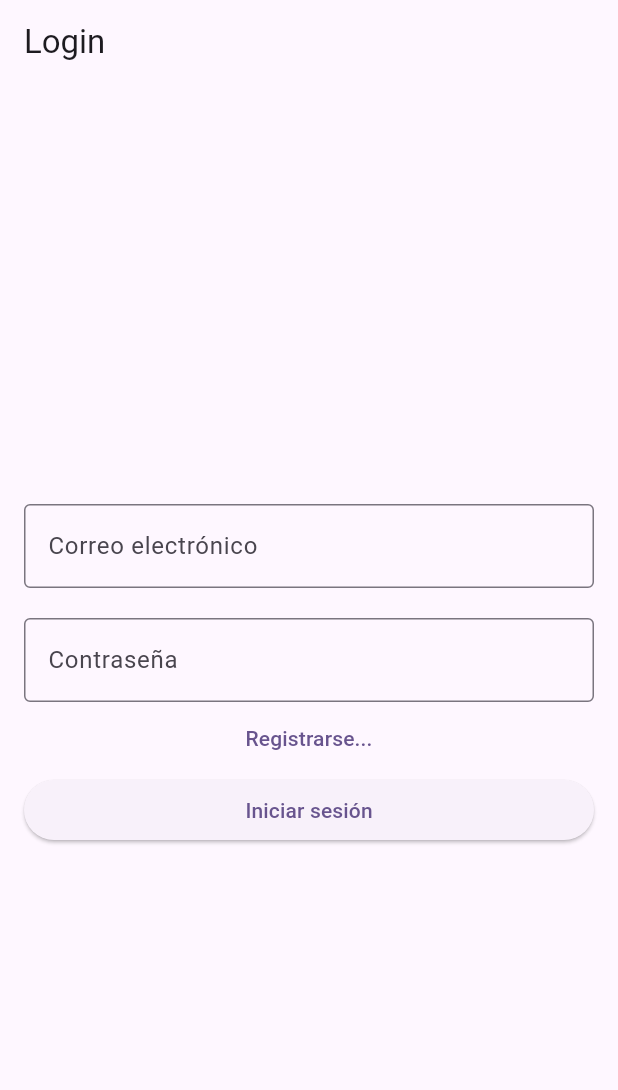
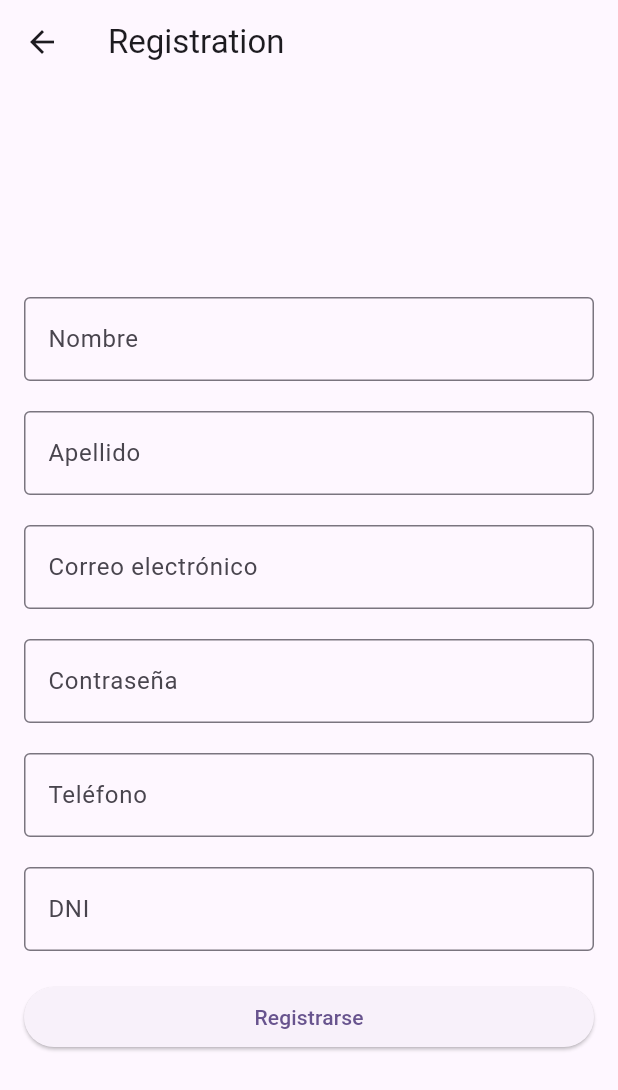
Before and after one commit to 1756096090/bank_mobile, a Flutter app: the screen it shows after launch, after a tap on "Registrarse...", on a phone screen of 412 x 824 dp. Shown: the top 1090 px of the screen. Run offline on Flutter 3.47's test engine with Material 3 defaults, Android fonts, the phone set to English and light mode, and no system bars; our stand-ins replace dio, go_router; accounts and stored records are empty; network calls fail.

Commit message:
registrarse

```diff
--- a/lib/infrastructure/models/transfer_model.dart
+++ b/lib/infrastructure/models/transfer_model.dart
@@ -17,7 +17,7 @@ class TransferModel {
         idTransfer: json["idTransfer"],
         idAccountSender: json["idAccountSender"],
         idAccountReceiver: json["idAccountReceiver"],
-        amount: json["amount"],
+        amount: json["amount"].toDouble(),
         dateIssue: DateTime.parse(json["dateIssue"]),
     );
 
--- /dev/null
+++ b/lib/presentation/providers/registration_provider.dart
@@ -0,0 +1,15 @@
+import 'package:bank_mobile/config/helpers/user_answer.dart';
+import 'package:flutter/material.dart';
+
+class RegistrationProvider extends ChangeNotifier {
+  Future<dynamic> createUser({
+    required String name,
+    required String lastName,
+    required String mail,
+    required String password,
+    required String phone,
+    required String dni,
+  }) async {
+    await UserAnswer().createUser(name, mail, password, phone, dni);
+  }
+}
--- a/lib/presentation/providers/transfer_provider.dart
+++ b/lib/presentation/providers/transfer_provider.dart
@@ -16,6 +16,7 @@ class TransferProvider extends ChangeNotifier {
     );
     final response2 = await BankAccountAnswer()
         .putTransferAccount(idAccountSender, idAccountReceiver, amount);
+
     return response2;
   }
 }
--- a/lib/presentation/screens/login/login_screen.dart
+++ b/lib/presentation/screens/login/login_screen.dart
@@ -1,5 +1,6 @@
 import 'package:bank_mobile/presentation/screens/bank_account/bank_account_screen.dart';
 import 'package:bank_mobile/presentation/providers/login_provider.dart';
+import 'package:bank_mobile/presentation/screens/registation/registration_screen.dart';
 import 'package:flutter/material.dart';
 import 'package:provider/provider.dart';
 
@@ -62,10 +63,16 @@ class LoginBody extends StatelessWidget {
                   password = value;
                 },
               ),
-              TextButton(onPressed: () {}, child: const Text('Registrarse...')),
+              TextButton(onPressed: () {
+                Navigator.of(context).push(
+                      MaterialPageRoute(
+                        builder: (context) => RegistrationScreen(),
+                      ),
+                    );
+              }, child: const Text('Registrarse...')),
               ElevatedButton(
                 onPressed: () async {
-                  final username = await loginProvider.getUser(email, password);
+                  final username = await loginProvider.getUser(context ,email, password);
 
                   if (username != null) {
                     Navigator.of(context).push(
--- /dev/null
+++ b/lib/presentation/screens/registation/registration_screen.dart
@@ -0,0 +1,160 @@
+import 'package:bank_mobile/presentation/providers/registration_provider.dart';
+import 'package:flutter/material.dart';
+import 'package:provider/provider.dart';
+
+class RegistrationScreen extends StatelessWidget {
+  const RegistrationScreen({Key? key});
+
+  @override
+  Widget build(BuildContext context) {
+    return MultiProvider(
+      providers: [
+        ChangeNotifierProvider<RegistrationProvider>(
+          create: (_) => RegistrationProvider(),
+        ),
+      ],
+      child: Scaffold(
+        appBar: AppBar(
+          title: const Text('Registration'),
+        ),
+        body: const RegistrationBody(),
+      ),
+    );
+  }
+}
+
+class RegistrationBody extends StatelessWidget {
+  const RegistrationBody({Key? key});
+
+  @override
+  Widget build(BuildContext context) {
+    final TextEditingController nameController = TextEditingController();
+    final TextEditingController lastNameController = TextEditingController();
+    final TextEditingController mailController = TextEditingController();
+    final TextEditingController passwordController = TextEditingController();
+    final TextEditingController phoneController = TextEditingController();
+    final TextEditingController dniController = TextEditingController();
+
+    return Consumer<RegistrationProvider>(
+      builder: (context, registrationProvider, _) {
+        return Padding(
+          padding: const EdgeInsets.all(16.0),
+          child: Form(
+            child: Column(
+              mainAxisAlignment: MainAxisAlignment.center,
+              crossAxisAlignment: CrossAxisAlignment.stretch,
+              children: <Widget>[
+                const SizedBox(height: 20),
+                TextFormField(
+                  controller: nameController,
+                  decoration: const InputDecoration(
+                    labelText: 'Nombre',
+                    border: OutlineInputBorder(),
+                  ),
+                  validator: (value) {
+                    if (value == null || value.isEmpty) {
+                      return 'Por favor, ingresa tu nombre';
+                    }
+                    return null;
+                  },
+                ),
+                const SizedBox(height: 20),
+                TextFormField(
+                  controller: lastNameController,
+                  decoration: const InputDecoration(
+                    labelText: 'Apellido',
+                    border: OutlineInputBorder(),
+                  ),
+                  validator: (value) {
+                    if (value == null || value.isEmpty) {
+                      return 'Por favor, ingresa tu apellido';
+                    }
+                    return null;
+                  },
+                ),
+                const SizedBox(height: 20),
+                TextFormField(
+                  controller: mailController,
+                  decoration: const InputDecoration(
+                    labelText: 'Correo electrónico',
+                    border: OutlineInputBorder(),
+                  ),
+                  keyboardType: TextInputType.emailAddress,
+                  validator: (value) {
+                    if (value == null || value.isEmpty) {
+                      return 'Por favor, ingresa tu correo electrónico';
+                    }
+                    return null;
+                  },
+                ),
+                const SizedBox(height: 20),
+                TextFormField(
+                  controller: passwordController,
+                  decoration: const InputDecoration(
+                    labelText: 'Contraseña',
+                    border: OutlineInputBorder(),
+                  ),
+                  obscureText: true,
+                  validator: (value) {
+                    if (value == null || value.isEmpty) {
+                      return 'Por favor, ingresa tu contraseña';
+                    }
+                    return null;
+                  },
+                ),
+                const SizedBox(height: 20),
+                TextFormField(
+                  controller: phoneController,
+                  decoration: const InputDecoration(
+                    labelText: 'Teléfono',
+                    border: OutlineInputBorder(),
+                  ),
+                  keyboardType: TextInputType.phone,
+                  validator: (value) {
+                    if (value == null || value.isEmpty) {
+                      return 'Por favor, ingresa tu número de teléfono';
+                    }
+                    return null;
+                  },
+                ),
+                const SizedBox(height: 20),
+                TextFormField(
+                  controller: dniController,
+                  decoration: const InputDecoration(
+                    labelText: 'DNI',
+                    border: OutlineInputBorder(),
+                  ),
+                  keyboardType: TextInputType.number,
+                  validator: (value) {
+                    if (value == null || value.isEmpty) {
+                      return 'Por favor, ingresa tu número de DNI';
+                    }
+                    return null;
+                  },
+                ),
+                const SizedBox(height: 20),
+                ElevatedButton(
+                  onPressed: () async {
+
+                      final response =
+                          await registrationProvider.createUser(
+                        name: nameController.text,
+                        lastName: lastNameController.text,
+                        mail: mailController.text,
+                        password: passwordController.text,
+                        phone: phoneController.text,
+                        dni: dniController.text,
+                      );
+
+
+                  },
+                  child: const Text('Registrarse'),
+                ),
+              ],
+            ),
+          ),
+        );
+      },
+    );
+  }
+}
```
Also changed, not shown: lib/config/helpers/bank_account_answer.dart (+15 -1 lines), lib/config/helpers/transfer_answer.dart (+11 -10 lines), lib/config/helpers/user_answer.dart (+45 -4 lines), lib/infrastructure/models/user_model.dart (+12 -0 lines), lib/presentation/providers/login_provider.dart (+5 -2 lines), lib/presentation/screens/bank_account/bank_account_screen.dart (+3 -5 lines), lib/presentation/screens/list_transfer/list_transfer_screen.dart (+26 -16 lines), lib/presentation/shared/pop_up/pop_up_general.dart (added, +23 -0 lines).
